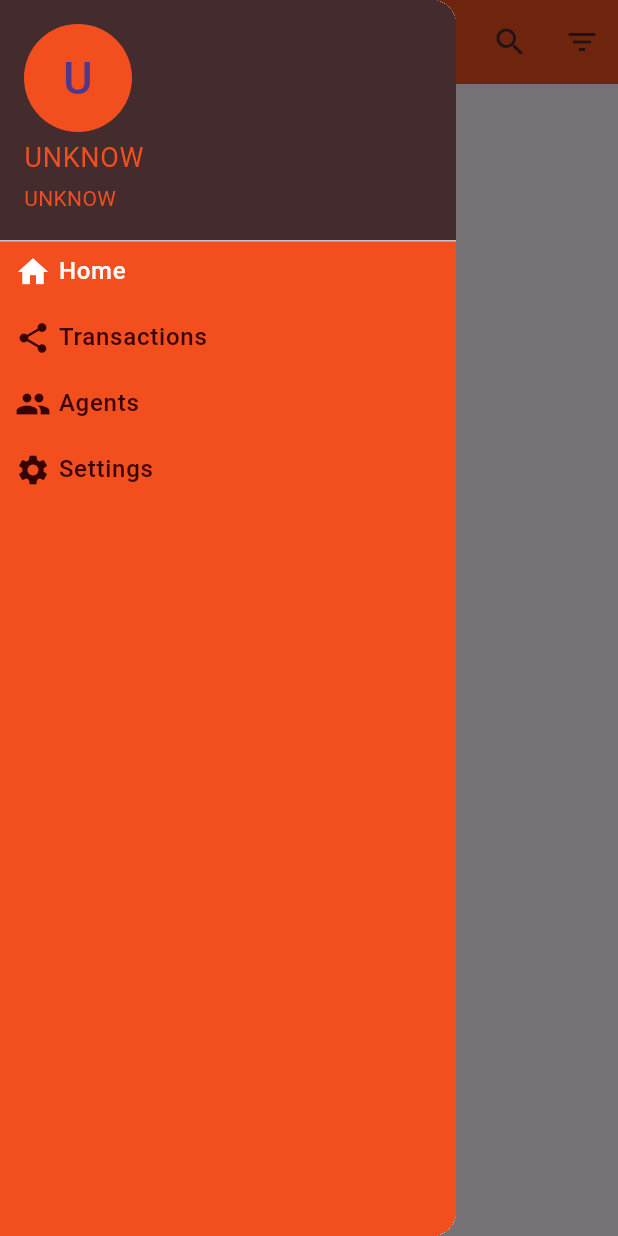
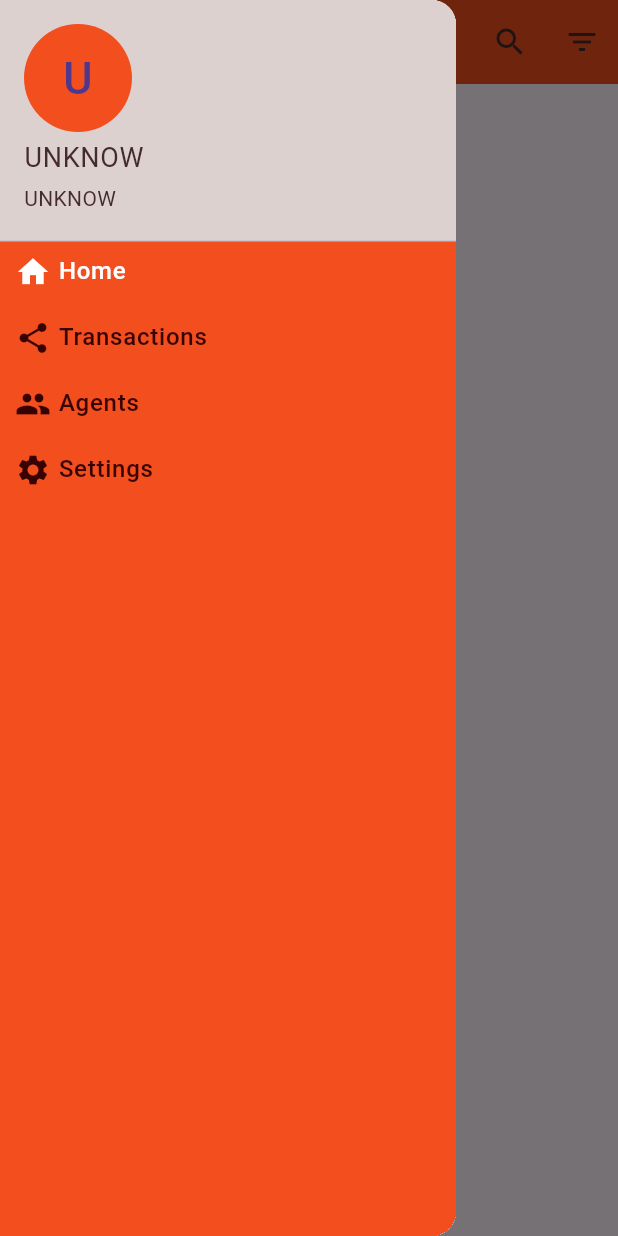
Before and after one commit to FALL2000/App-mobile-manager-flutter, a Flutter app: the Backdrop screen opened by its route, with the side drawer open, on a phone screen of 412 x 824 dp. Run offline on Flutter 3.47's test engine with Material 2 defaults, Android fonts, the light colour scheme and no system bars; our stand-ins replace cloud_functions, firebase_auth, firebase_core, firebase_messaging, flutter_local_notifications, get and 1 more; accounts and stored records are empty; network calls fail; Roboto replaces fonts that are missing (Rubik).

Commit message:
merge transactiions and fixes

```diff
--- a/lib/Backend/MA_loginController.dart
+++ b/lib/Backend/MA_loginController.dart
@@ -16,7 +16,7 @@ class MaLoginController {
           if(response.error==true) return  response;
 
           print('@@@@@-------------------------------');
-          MaUser _user = MaUser.fromJson(response.body);
+          MaUser _user = MaUser.BuilfromJson(response.body);
 
           print(_user);
           print(_user.role);
--- a/lib/Data/localStorage/MA_LocalStore.dart
+++ b/lib/Data/localStorage/MA_LocalStore.dart
@@ -30,7 +30,11 @@ class MaLocalStore {
         MaUser? user;
         String _user= prefs?.getString('localUser') ?? '';
         if(_user.isNotEmpty){
-          user= MaUser.fromJson(jsonDecode(_user));
+          Map<String,dynamic> map=jsonDecode(_user);
+          map.forEach((key, value) {
+            print(' key $key value $value ');
+          });
+          user= MaUser.fromJson(map);
         }
 
         return user;
--- a/lib/Frontend/Views/Full/login.dart
+++ b/lib/Frontend/Views/Full/login.dart
@@ -86,7 +86,8 @@ class _loginPageState extends State<_loginPage> {
           var _loginFormview = ListView(
             padding: const EdgeInsets.symmetric(horizontal: 24.0),
             children: <Widget>[
-              const SizedBox(height: 10.0),
+              //  SizedBox.fromSize(size: Size(0, 20)),
+              const  AspectRatio(aspectRatio: 100 / 35,),
               Column(
                 children: <Widget>[
                   Image.asset('assets/logo.png'),
@@ -153,7 +154,7 @@ class _loginPageState extends State<_loginPage> {
           var _ForgotFormview = ListView(
                 padding: const EdgeInsets.symmetric(horizontal: 24.0),
                 children: <Widget>[
-                  const SizedBox(height: 30.0),
+                  const  AspectRatio(aspectRatio: 100 / 30,),
                   Column(
                     children: <Widget>[
                       Image.asset('assets/logo.png'),
--- a/lib/Frontend/Views/Partials/MA_DrawerWidget.dart
+++ b/lib/Frontend/Views/Partials/MA_DrawerWidget.dart
@@ -67,10 +67,10 @@ class MaDrawerWidget extends StatelessWidget {
       Map<String, String> mapName = lastName == null ? _buildName(firstName) : _buildName(firstName, lastName);
       return UserAccountsDrawerHeader(
         decoration: BoxDecoration(
-          color: Theme.of(context).colorScheme.secondary,
+          color:Color.fromARGB(255, 221, 209, 208),// Theme.of(context).colorScheme.secondary,
         ),
-        accountName: Text(mapName['name'] as String, style: TextStyle(fontSize: Theme.of(context).textTheme.titleLarge?.fontSize, color: Theme.of(context).colorScheme.primary)),
-        accountEmail: Text(mail, style: TextStyle(fontSize: Theme.of(context).textTheme.bodySmall?.fontSize, color: Theme.of(context).colorScheme.primary)),
+        accountName: Text(mapName['name'] as String, style: TextStyle(fontSize: Theme.of(context).textTheme.titleLarge?.fontSize, color: Theme.of(context).colorScheme.onPrimary)),
+        accountEmail: Text(mail, style: TextStyle(fontSize: Theme.of(context).textTheme.bodySmall?.fontSize, color: Theme.of(context).colorScheme.onPrimary)),
         currentAccountPicture: CircleAvatar(
           backgroundColor: Theme.of(context).colorScheme.primary,
           child: ClipOval(
--- a/lib/Frontend/Views/Partials/Transaction/MA_TransactionsList.dart
+++ b/lib/Frontend/Views/Partials/Transaction/MA_TransactionsList.dart
@@ -104,19 +104,12 @@ class _MaTransactionsListState extends State<MaTransactionsList0> {
                       onRefresh: () async {
                         await loadInitialData();
                       },
-                      child:  Expanded(
-                        child: ListView(
-                          physics: const AlwaysScrollableScrollPhysics(),
-                          children:[
-                              Center(
-                                child: Container(
-                                  alignment: AlignmentDirectional.center,
-                                  child: const Text('Nothing to display')
-                                )
-                              ),
-                          ]
-                        ),
-                      )
+                      child:  Center(
+                        child: Container(
+                          alignment: AlignmentDirectional.center,
+                          child: const Text('Nothing to display')
+                        )
+                      ),
                     ),
                   )
                 ),
```
Also changed, not shown: lib/Model/MA_User.dart (+25 -1 lines).
